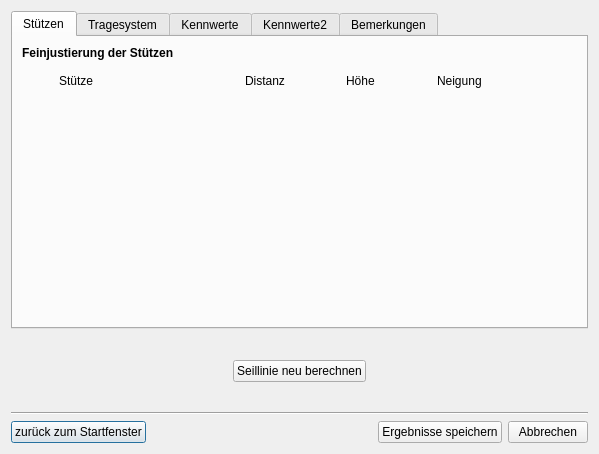
Old version of the form gui/adjustmentDialog.ui in the repository piMoll/SEILAPLAN.
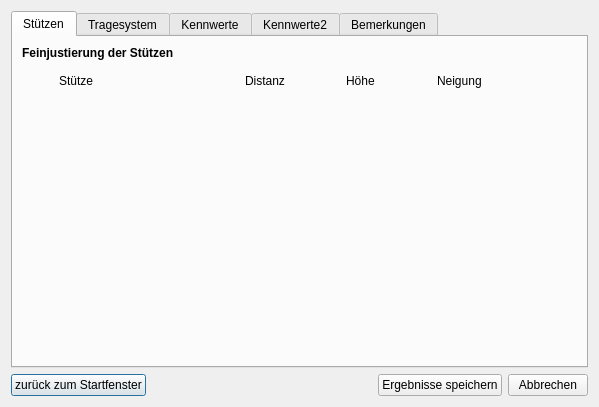
New version of the form. Icons and pictures are not drawn.

Commit message: Rengineering of configuration handling: Parameters and project settings are stored in a seperate class which serves different dialog windows with data.

```diff
--- a/gui/adjustmentDialog.ui
+++ b/gui/adjustmentDialog.ui
@@ -7,93 +7,13 @@
     <x>0</x>
     <y>0</y>
     <width>599</width>
-    <height>454</height>
+    <height>407</height>
    </rect>
   </property>
   <property name="windowTitle">
    <string>Dialog</string>
   </property>
   <layout class="QGridLayout" name="gridLayout_2">
-   <item row="0" column="0">
-    <layout class="QVBoxLayout" name="plotLayout"/>
-   </item>
-   <item row="3" column="0">
-    <spacer name="verticalSpacer">
-     <property name="orientation">
-      <enum>Qt::Vertical</enum>
-     </property>
-     <property name="sizeType">
-      <enum>QSizePolicy::MinimumExpanding</enum>
-     </property>
-     <property name="sizeHint" stdset="0">
-      <size>
-       <width>20</width>
-       <height>5</height>
-      </size>
-     </property>
-    </spacer>
-   </item>
-   <item row="6" column="0">
-    <widget class="Line" name="line">
-     <property name="orientation">
-      <enum>Qt::Horizontal</enum>
-     </property>
-    </widget>
-   </item>
-   <item row="5" column="0">
-    <spacer name="verticalSpacer_6">
-     <property name="orientation">
-      <enum>Qt::Vertical</enum>
-     </property>
-     <property name="sizeType">
-      <enum>QSizePolicy::MinimumExpanding</enum>
-     </property>
-     <property name="sizeHint" stdset="0">
-      <size>
-       <width>20</width>
-       <height>5</height>
-      </size>
-     </property>
-    </spacer>
-   </item>
-   <item row="7" column="0">
-    <layout class="QHBoxLayout" name="buttonLayout">
-     <item>
-      <widget class="QPushButton" name="btnBackToStart">
-       <property name="text">
-        <string>zurück zum Startfenster</string>
-       </property>
-      </widget>
-     </item>
-     <item>
-      <spacer name="horizontalSpacer_3">
-       <property name="orientation">
-        <enum>Qt::Horizontal</enum>
-       </property>
-       <property name="sizeHint" stdset="0">
-        <size>
-         <width>40</width>
-         <height>20</height>
-        </size>
-       </property>
-      </spacer>
-     </item>
-     <item>
-      <widget class="QPushButton" name="btnSave">
-       <property name="text">
-        <string>Ergebnisse speichern</string>
-       </property>
-      </widget>
-     </item>
-     <item>
-      <widget class="QPushButton" name="btnCancel">
-       <property name="text">
-        <string>Abbrechen</string>
-       </property>
-      </widget>
-     </item>
-    </layout>
-   </item>
    <item row="2" column="0">
     <layout class="QVBoxLayout" name="tabLayout">
      <item>
@@ -281,6 +201,9 @@
            <property name="orientation">
             <enum>Qt::Vertical</enum>
            </property>
+           <property name="sizeType">
+            <enum>QSizePolicy::Expanding</enum>
+           </property>
            <property name="sizeHint" stdset="0">
             <size>
              <width>20</width>
@@ -1032,10 +955,20 @@
      </item>
     </layout>
    </item>
-   <item row="4" column="0">
-    <layout class="QHBoxLayout" name="calculateLayout">
+   <item row="0" column="0">
+    <layout class="QVBoxLayout" name="plotLayout"/>
+   </item>
+   <item row="3" column="0">
+    <layout class="QHBoxLayout" name="buttonLayout">
      <item>
-      <spacer name="horizontalSpacer">
+      <widget class="QPushButton" name="btnBackToStart">
+       <property name="text">
+        <string>zurück zum Startfenster</string>
+       </property>
+      </widget>
+     </item>
+     <item>
+      <spacer name="horizontalSpacer_3">
        <property name="orientation">
         <enum>Qt::Horizontal</enum>
        </property>
@@ -1048,30 +981,18 @@
       </spacer>
      </item>
      <item>
-      <widget class="QPushButton" name="btnRunCalc">
-       <property name="cursor">
-        <cursorShape>ArrowCursor</cursorShape>
-       </property>
-       <property name="mouseTracking">
-        <bool>false</bool>
-       </property>
+      <widget class="QPushButton" name="btnSave">
        <property name="text">
-        <string>Seillinie neu berechnen</string>
+        <string>Ergebnisse speichern</string>
        </property>
       </widget>
      </item>
      <item>
-      <spacer name="horizontalSpacer_2">
-       <property name="orientation">
-        <enum>Qt::Horizontal</enum>
+      <widget class="QPushButton" name="btnCancel">
+       <property name="text">
+        <string>Abbrechen</string>
        </property>
-       <property name="sizeHint" stdset="0">
-        <size>
-         <width>40</width>
-         <height>20</height>
-        </size>
-       </property>
-      </spacer>
+      </widget>
      </item>
     </layout>
    </item>
```
Left out of the diff: 6 changed lines with no effect on the pictures. The commit also changes 22 other files.
